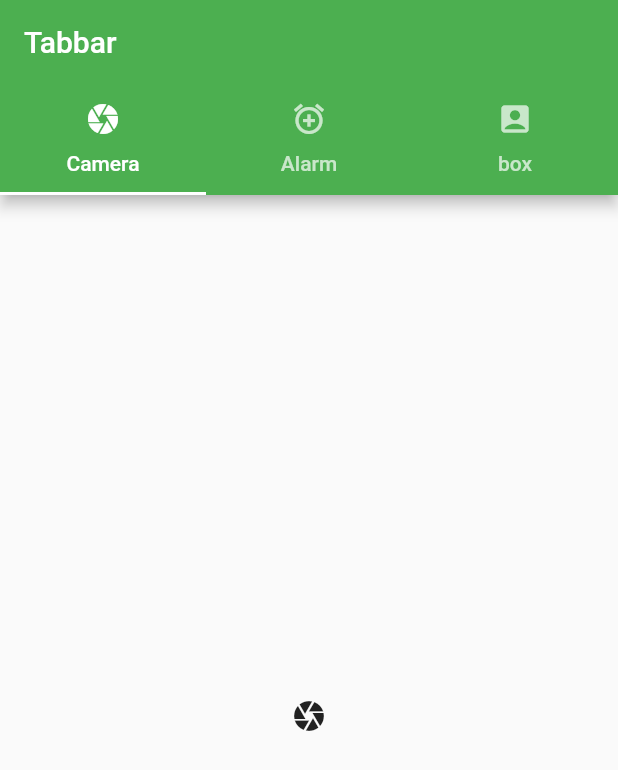
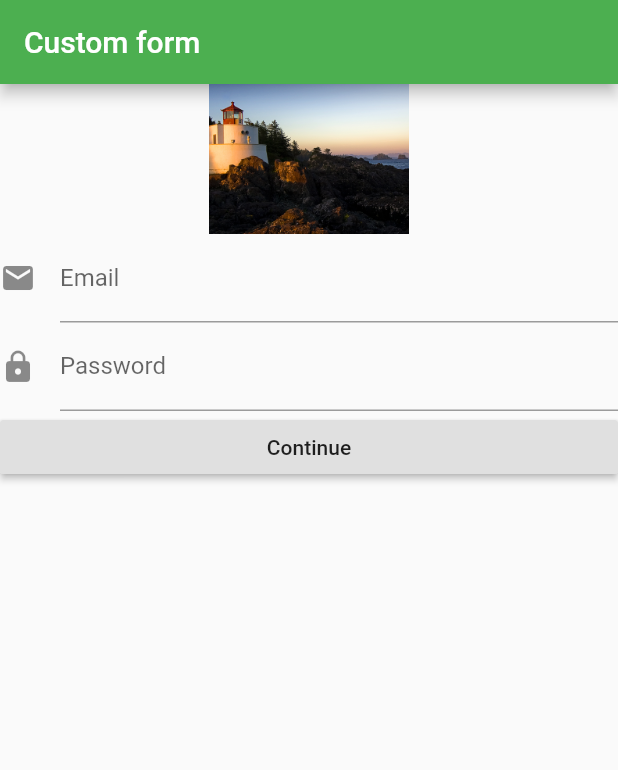
Before and after one commit to tintinap/lab01, a Flutter app: the screen it shows after launch, on a phone screen of 412 x 824 dp. Shown: the top 770 px of the screen. Run offline on Flutter 3.47's test engine with Material 2 defaults, Android fonts, the phone set to English and light mode, and no system bars.

Commit message:
do simple login form

```diff
--- a/lib/main.dart
+++ b/lib/main.dart
@@ -1,4 +1,9 @@
 import 'package:flutter/material.dart';
+
+import './ui/first_screen.dart';
+import './ui/second_screen.dart';
+import './ui/detail_screen.dart';
+import './ui/my_custom_form.dart';
 
 void main() => runApp(MyApp());
 
@@ -12,49 +17,57 @@ class MyApp extends StatelessWidget {
       theme: ThemeData(
         primarySwatch: Colors.green,
       ),
-      home: MyHomePage(),
+      // home: MyHomePage(),
+      initialRoute: "/",
+      routes : {
+        // "/" : (context) => FirstScreen(),
+        "/" : (context) => MyCustomForm(),
+        "/second" : (context) => SecondScreen(),
+        // "/detail" : (context) => DetailScreen(title: 'Detail',) no need for goto with parameter
+      }
     );
   }
 }
-//TAB EXAMPLE
-class MyHomePage extends StatelessWidget {
-  @override
-  Widget build(BuildContext context) {
-    // TODO: implement build
-    return DefaultTabController(
-      length: 3,
-      child: Scaffold(
-        appBar: AppBar(
-          title: Text("Tabbar"),
-          bottom: TabBar(
-            tabs: <Widget>[
-              Tab(
-                icon: Icon(Icons.camera),
-                text:"Camera",
-              ),
-              Tab(
-                icon: Icon(Icons.add_alarm),
-                text: "Alarm",
-              ),
-              Tab(
-                icon: Icon(Icons.account_box),
-                text: "box",
-              ),
-            ],
-          ),
-        ),
-        body: TabBarView(
-          children: <Widget>[
-            Icon(Icons.camera),
-            Icon(Icons.add_alarm),
-            Icon(Icons.account_box),
-          ],
-        )
-      ),
-    );
-  }
 
-}
+//TAB AND TABBARVIEW EXAMPLE
+// class MyHomePage extends StatelessWidget {
+//   @override
+//   Widget build(BuildContext context) {
+//     // TODO: implement build
+//     return DefaultTabController(
+//       length: 3,
+//       child: Scaffold(
+//         appBar: AppBar(
+//           title: Text("Tabbar"),
+//           bottom: TabBar(
+//             tabs: <Widget>[
+//               Tab(
+//                 icon: Icon(Icons.camera),
+//                 text:"Camera",
+//               ),
+//               Tab(
+//                 icon: Icon(Icons.add_alarm),
+//                 text: "Alarm",
+//               ),
+//               Tab(
+//                 icon: Icon(Icons.account_box),
+//                 text: "box",
+//               ),
+//             ],
+//           ),
+//         ),
+//         body: TabBarView(
+//           children: <Widget>[
+//             Icon(Icons.camera),
+//             Icon(Icons.add_alarm),
+//             Icon(Icons.account_box),
+//           ],
+//         )
+//       ),
+//     );
+//   }
+
+// }
 
 //STATEFULLWIDGET EXAMPLE
 // class MyHomePage extends StatefulWidget {
--- /dev/null
+++ b/lib/ui/my_custom_form.dart
@@ -0,0 +1,69 @@
+import 'package:flutter/material.dart';
+
+class MyCustomForm extends StatefulWidget {
+  @override
+  MyCustomFormState createState() {
+
+    return MyCustomFormState();
+  }
+
+}
+
+class MyCustomFormState extends State<MyCustomForm> {
+  final _formKey = GlobalKey<FormState>();
+
+  @override
+  Widget build(BuildContext context) {
+    return Scaffold(
+      appBar: AppBar(
+        title: Text("Custom form"),
+      ),
+      body: Form(
+        key: _formKey,
+        child: ListView(
+          children: <Widget>[
+            Image.asset(
+              "resources/Lighthouse.jpg",
+              height: 100,
+            ),
+            TextFormField(
+              decoration: InputDecoration(
+                labelText: "Email",
+                hintText: "Please input your email",
+                icon: Icon(Icons.email),
+              ),
+              keyboardType: TextInputType.emailAddress,
+              onSaved: (value) => print(value),
+              validator: (value){
+                if (value.isEmpty) {
+                  return "Please input value";
+                }
+              },
+            ),
+            TextFormField(
+              decoration: InputDecoration(
+                labelText: "Password",
+                hintText: "Please input your password",
+                icon: Icon(Icons.lock),
+              ),
+              obscureText: true,
+              keyboardType: TextInputType.text,
+              onSaved: (value) => print(value),
+              validator: (value){
+                if (value.isEmpty) {
+                  return "Please don't let your password empty";
+                }
+              },
+            ),
+            RaisedButton(
+              child: Text("Continue"),
+              onPressed: () {
+                _formKey.currentState.validate();
+              },
+            )
+          ],
+        ),
+      ),
+    );
+  }
+}
--- a/pubspec.yaml
+++ b/pubspec.yaml
@@ -37,7 +37,8 @@ flutter:
   uses-material-design: true
 
   # To add assets to your application, add an assets section, like this:
-  # assets:
+  assets:
+    - resources/
   #  - images/a_dot_burr.jpeg
   #  - images/a_dot_ham.jpeg
 
```
Also changed, not shown: lib/ui/detail_screen.dart (added, +24 -0 lines), lib/ui/first_screen.dart (added, +28 -0 lines), lib/ui/second_screen.dart (added, +20 -0 lines), resources/Lighthouse.jpg (added).
